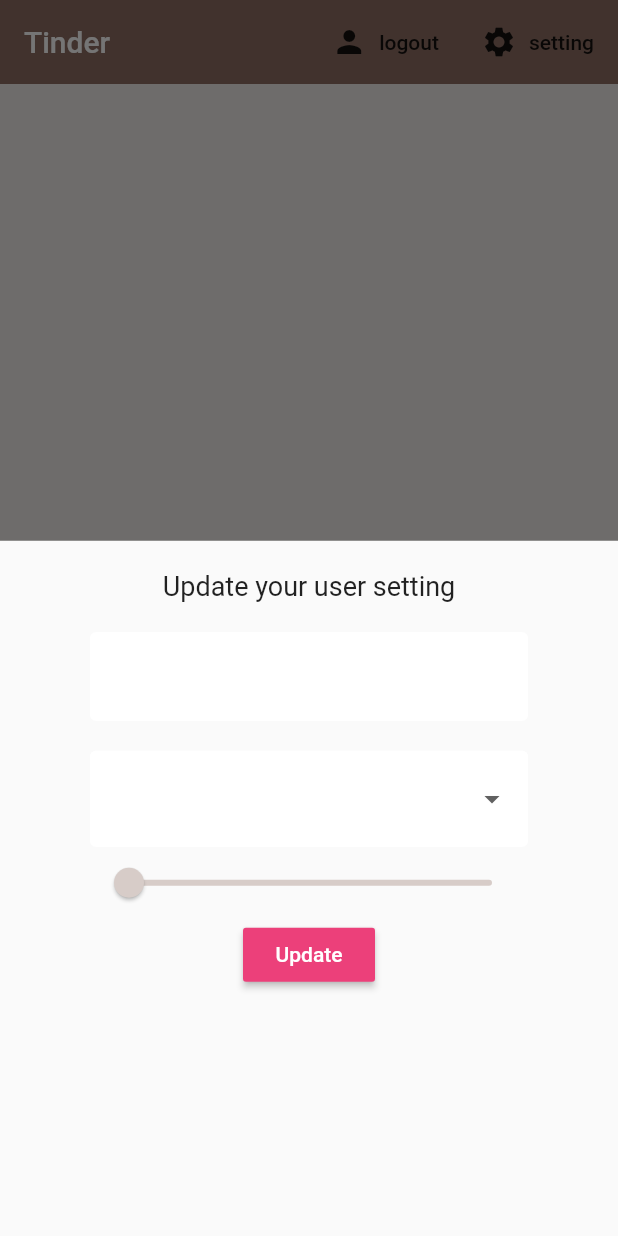
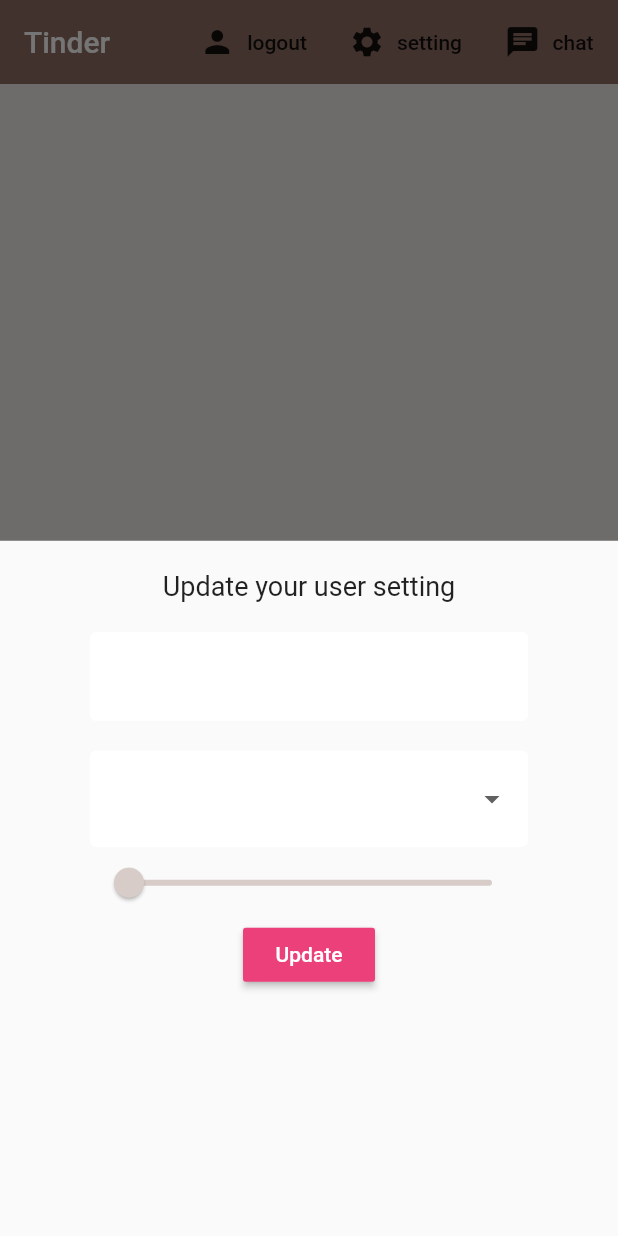
Before and after one commit to windwingwalker/csci3100-project, a Flutter app: the screen it shows once a user with an empty profile is signed in, after a tap on "setting", on a phone screen of 412 x 824 dp. Run offline on Flutter 3.47's test engine with Material 2 defaults, Android fonts, the phone set to English and light mode, and no system bars; our stand-ins replace cloud_firestore, firebase_auth, flutter_spinkit; accounts and stored records are empty; network calls fail.

Commit message:
add chat room list

```diff
--- a/lib/main.dart
+++ b/lib/main.dart
@@ -1,4 +1,4 @@
-import 'package:csci3100/route_generator.dart';
+import 'package:csci3100/routing/route_generator.dart';
 import 'package:csci3100/routing/wrapper.dart';
 import 'package:flutter/material.dart';
 import 'package:csci3100/views/login.dart';
@@ -17,7 +17,6 @@ class MyApp extends StatelessWidget {
     return StreamProvider<User>.value( //state the return type
       value: AuthService().user, //return value
       child: MaterialApp( //every thing in this widget is based on the value of streamprovide
-        //home: Wrapper(),
         initialRoute: '/',
         onGenerateRoute: RouteGenerator.generateRoute,
       ),
--- a/lib/route_generator.dart
+++ b/lib/routing/route_generator.dart
@@ -3,16 +3,24 @@ import 'package:csci3100/main.dart';
 import 'package:csci3100/views/home.dart';
 import 'package:csci3100/views/chat/chat_room_list.dart';
 import 'package:csci3100/routing/wrapper.dart';
+import 'package:csci3100/models/user.dart';
+import 'package:csci3100/views/chat/chat.dart';
+import 'package:provider/provider.dart';
 
 class RouteGenerator {
   static Route<dynamic> generateRoute(RouteSettings settings){
     final args = settings.arguments;
+    //final user = Provider.of<User>(context);
+    print("hi");
+    print(settings);
 
     switch (settings.name){
       case '/':
         return MaterialPageRoute(builder: (_) => Wrapper());
-      case '/chatRoomList':
-        return MaterialPageRoute(builder: (_) => ChatRoomList());
+      case '/chat':
+        return MaterialPageRoute(builder: (_) => Chat());
+      case '/setting':
+        return MaterialPageRoute(builder: (_) => )
       default:
         return _errorRoute();
 
--- a/lib/views/home.dart
+++ b/lib/views/home.dart
@@ -41,6 +41,11 @@ class Home extends StatelessWidget {
                  icon: Icon(Icons.settings),
                  label: Text('setting'),
              ),
+             FlatButton.icon(
+                 onPressed: () => Navigator.of(context).pushNamed('/chat'),
+                 icon: Icon(Icons.chat),
+                 label: Text('chat')
+             ),
            ],
          ),
          body: UserList(),
```
Also changed, not shown: lib/views/chat/chat.dart (added, +23 -0 lines), lib/views/chat/chat_room_list.dart (+13 -1 lines), lib/views/chat/chat_room_tile.dart (+18 -1 lines), lib/views/setting/setting.dart (added).
